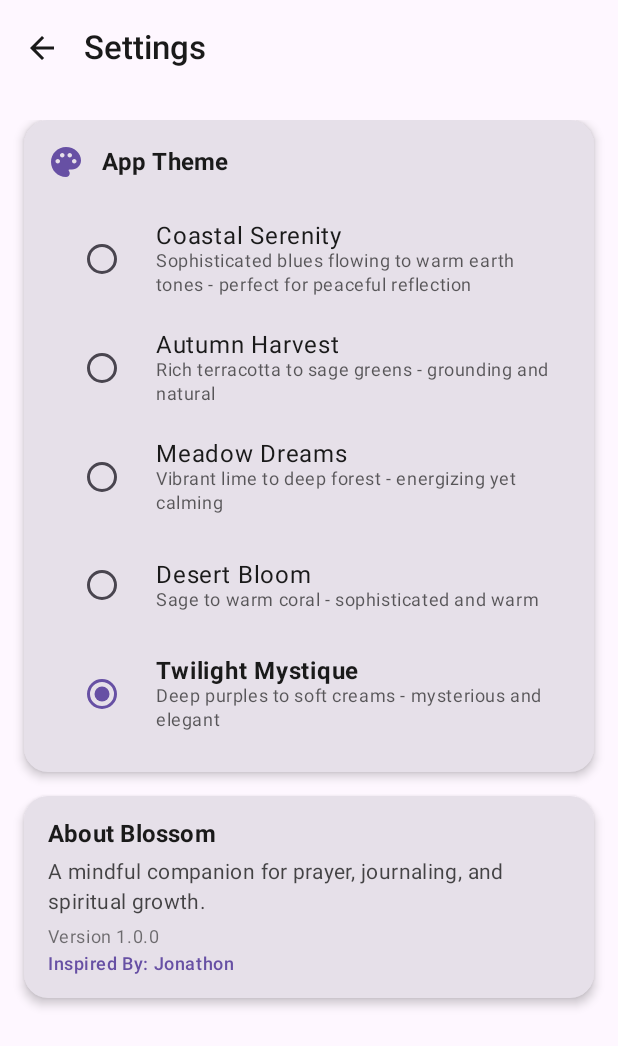
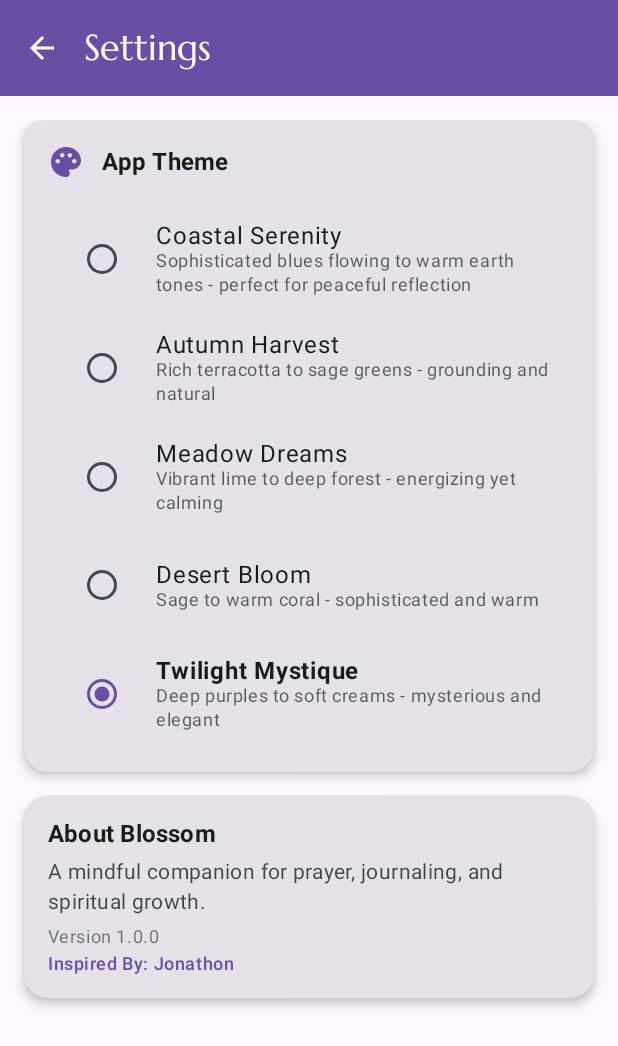
Before and after one commit to DivineCerenity/Blossom, an Android app built with Jetpack Compose: the composable SettingsScreen shown on its own in the app's theme, on a phone screen of 412 x 824 dp. Shown: the top 1046 px of the screen. Run offline under Robolectric (Android 15) with nearby library versions, the phone set to English and light mode, and no system bars; our stand-ins replace Dagger/Hilt's generated code.

Commit message:
feat: Implement daily verse caching and fix UI themes
- Implemented a repository and Room database to cache the Verse of the Day, ensuring it's fetched only once daily.
- Refactored DashboardViewModel to use the new caching layer.
- Added necessary database migrations and Hilt dependency injection modules.
- Fixed the Settings screen title color to be fully theme-adaptive, ensuring proper visibility in all themes.
- Added the POST_NOTIFICATIONS permission to resolve build errors on newer Android versions.

```diff
--- a/app/src/main/AndroidManifest.xml
+++ b/app/src/main/AndroidManifest.xml
@@ -3,6 +3,7 @@
     xmlns:tools="http://schemas.android.com/tools">
 
     <uses-permission android:name="android.permission.INTERNET" />
+    <uses-permission android:name="android.permission.POST_NOTIFICATIONS" />
 
     <application
         android:enableOnBackInvokedCallback="true"
--- a/app/src/main/java/com/example/blossom/ui/components/GradientText.kt
+++ b/app/src/main/java/com/example/blossom/ui/components/GradientText.kt
@@ -53,10 +53,8 @@ fun GradientText(
         style = TextStyle(
             // 🌟 PREMIUM STYLING - THEME-AWARE GRADIENT! 🌟
             brush = Brush.linearGradient(colors = gradientColors),
-            fontFamily = DancingScript,
-            fontWeight = FontWeight.Bold,  // Make it bold for impact!
-            fontSize = 64.sp,              // DOUBLED! Much bigger size to really pop!
-            letterSpacing = 1.5.sp         // Elegant letter spacing
+            fontFamily = Marcellus,
+            fontSize = 40.sp // Large, but fits well in the app bar
         )
     )
 }
--- a/app/src/main/java/com/example/blossom/ui/habits/DailyHabitsScreen.kt
+++ b/app/src/main/java/com/example/blossom/ui/habits/DailyHabitsScreen.kt
@@ -65,8 +65,9 @@ fun DailyHabitsScreen(
             TopAppBar(
                 title = {
                     Text(
-                        "Daily Habits",
-                        style = MaterialTheme.typography.titleLarge
+                        text = "Daily Habits",
+                        style = MaterialTheme.typography.headlineSmall,
+                        color = MaterialTheme.colorScheme.onPrimary
                     )
                 },
                 colors = TopAppBarDefaults.topAppBarColors(
--- a/app/src/main/java/com/example/blossom/ui/settings/SettingsScreen.kt
+++ b/app/src/main/java/com/example/blossom/ui/settings/SettingsScreen.kt
@@ -28,12 +28,22 @@ fun SettingsScreen(
     Scaffold(
         topBar = {
             TopAppBar(
-                title = { Text("Settings") },
+                title = {
+                    Text(
+                        "Settings",
+                        style = MaterialTheme.typography.headlineSmall
+                    )
+                },
                 navigationIcon = {
                     IconButton(onClick = onNavigateBack) {
                         Icon(Icons.Default.ArrowBack, contentDescription = "Back")
                     }
-                }
+                },
+                colors = TopAppBarDefaults.topAppBarColors(
+                    containerColor = MaterialTheme.colorScheme.primary,
+                    titleContentColor = MaterialTheme.colorScheme.onPrimary,
+                    navigationIconContentColor = MaterialTheme.colorScheme.onPrimary
+                )
             )
         }
     ) { paddingValues ->
```
Also changed, not shown: app/src/main/java/com/example/blossom/data/BlossomDatabase.kt (+18 -11 lines), app/src/main/java/com/example/blossom/di/DatabaseModule.kt (+8 -1 lines), app/src/main/java/com/example/blossom/ui/dashboard/DashboardViewModel.kt (+8 -8 lines), app/src/main/java/com/example/blossom/ui/habits/AddEditHabitScreen.kt (+7 -1 lines), app/src/main/java/com/example/blossom/ui/theme/Type.kt (+8 -2 lines), app/src/main/res/font/marcellus_regular.ttf (added), 2 other files.
